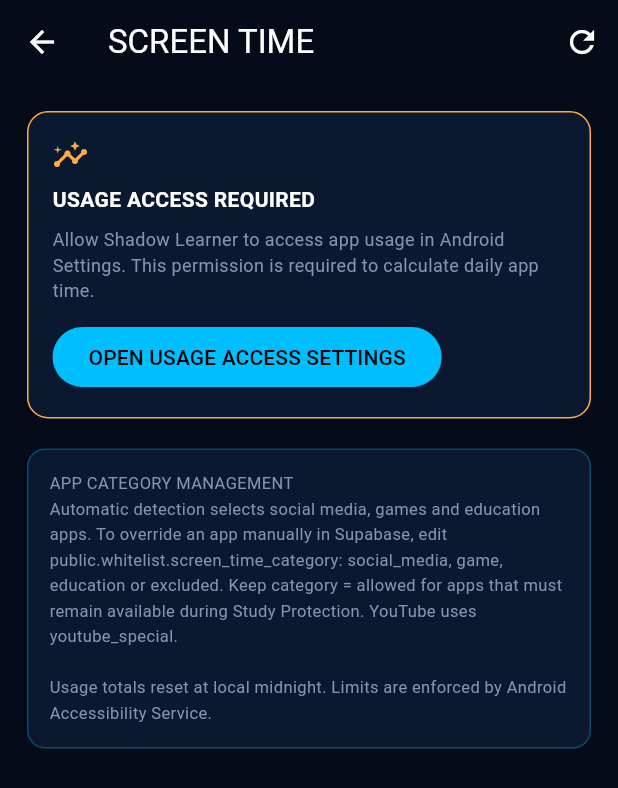
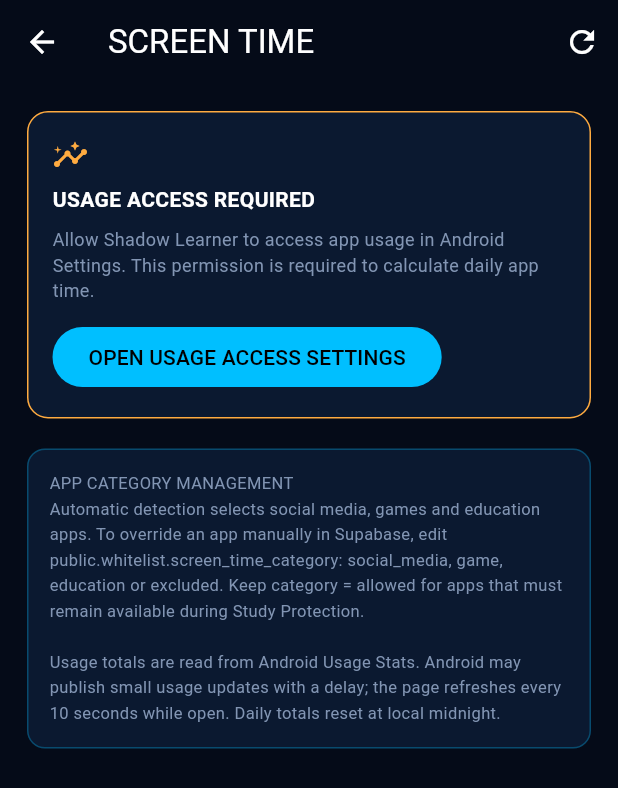
Before and after one commit to Oliur292007/SOLO-SYSTEM, a Flutter app: the ScreenTimePage screen opened directly with empty values, after a tap on the "refresh" icon, on a phone screen of 412 x 824 dp. Shown: the top 788 px of the screen. Run offline on Flutter 3.47's test engine with Material 3 defaults, Android fonts, the phone set to English and light mode, and no system bars; our stand-ins replace flutter_local_notifications, package_info_plus, shared_preferences, supabase_flutter, timezone; accounts and stored records are empty; network calls fail.

Commit message:
Improve Screen Time refresh and Usage Access onboarding (#5)
* Improve Screen Time live refresh and usage access prompt

* ci: include Screen Time page in PR validation

```diff
--- a/lib/screen_time_page.dart
+++ b/lib/screen_time_page.dart
@@ -1,3 +1,5 @@
+import 'dart:async';
+
 import 'package:flutter/material.dart';
 import 'package:flutter/services.dart';
 
@@ -21,33 +23,49 @@ class _ScreenTimePageState extends State<ScreenTimePage>
   Map<String, dynamic> _summary = {};
   bool _loading = true;
   bool _hasAccessibility = false;
+  bool _usagePromptShown = false;
   String? _error;
+  Timer? _refreshTimer;
 
   @override
   void initState() {
     super.initState();
     WidgetsBinding.instance.addObserver(this);
     _refresh();
+    // Refresh the displayed Android usage totals while this page is visible.
+    // This reads local UsageStats only; it does not repeatedly call Supabase.
+    _refreshTimer = Timer.periodic(
+      const Duration(seconds: 10),
+      (_) => _refresh(showLoading: false, syncConfig: false),
+    );
   }
 
   @override
   void didChangeAppLifecycleState(AppLifecycleState state) {
-    if (state == AppLifecycleState.resumed) _refresh();
+    if (state == AppLifecycleState.resumed) {
+      _refresh(showLoading: false, syncConfig: false);
+    }
   }
 
   @override
   void dispose() {
+    _refreshTimer?.cancel();
     WidgetsBinding.instance.removeObserver(this);
     super.dispose();
   }
 
-  Future<void> _refresh() async {
-    if (mounted) setState(() {
-      _loading = true;
-      _error = null;
-    });
+  Future<void> _refresh({
+    bool showLoading = true,
+    bool syncConfig = true,
+  }) async {
+    if (showLoading && mounted) {
+      setState(() {
+        _loading = true;
+        _error = null;
+      });
+    }
     try {
-      await widget.supabaseService.forceSync();
+      if (syncConfig) await widget.supabaseService.forceSync();
       final result = await _screenTimeChannel.invokeMapMethod<String, dynamic>(
         'getDailyUsage',
       );
@@ -60,7 +78,14 @@ class _ScreenTimePageState extends State<ScreenTimePage>
         _summary = result ?? {};
         _hasAccessibility = accessibility;
         _loading = false;
+        _error = null;
       });
+      if (result?['hasUsageAccess'] != true && !_usagePromptShown) {
+        _usagePromptShown = true;
+        WidgetsBinding.instance.addPostFrameCallback((_) {
+          if (mounted) _showUsageAccessPrompt();
+        });
+      }
     } on PlatformException catch (error) {
       if (!mounted) return;
       setState(() {
@@ -74,6 +99,40 @@ class _ScreenTimePageState extends State<ScreenTimePage>
         _loading = false;
       });
     }
+  }
+
+  Future<void> _showUsageAccessPrompt() async {
+    if (!mounted || _summary['hasUsageAccess'] == true) return;
+    final colors = SystemColors.of(context);
+    final openSettings = await showDialog<bool>(
+      context: context,
+      barrierDismissible: true,
+      builder: (dialogContext) => AlertDialog(
+        backgroundColor: colors.panel,
+        icon: Icon(Icons.insights_outlined, color: colors.cyan, size: 34),
+        title: Text(
+          'Enable App Usage Access',
+          style: TextStyle(color: colors.text, fontWeight: FontWeight.bold),
+        ),
+        content: Text(
+          'SOLO SYSTEM needs Usage Access to read daily app usage, update '
+          'Screen Time totals, and enforce your Social Media and Games limits. '
+          'Your usage data is read on this device.',
+          style: TextStyle(color: colors.muted, height: 1.45),
+        ),
+        actions: [
+          TextButton(
+            onPressed: () => Navigator.of(dialogContext).pop(false),
+            child: Text('LATER', style: TextStyle(color: colors.muted)),
+          ),
+          FilledButton(
+            onPressed: () => Navigator.of(dialogContext).pop(true),
+            child: const Text('GRANT ACCESS'),
+          ),
+        ],
+      ),
+    );
+    if (openSettings == true) await _openUsageAccess();
   }
 
   Future<void> _openAccessibilitySettings() async {
@@ -187,7 +246,7 @@ class _ScreenTimePageState extends State<ScreenTimePage>
         title: const Text('SCREEN TIME'),
         actions: [
           IconButton(
-            onPressed: _loading ? null : _refresh,
+            onPressed: _loading ? null : () => _refresh(),
             icon: const Icon(Icons.refresh),
             tooltip: 'Refresh usage',
           ),
@@ -267,6 +326,11 @@ class _ScreenTimePageState extends State<ScreenTimePage>
                           color: colors.cyan,
                           fontWeight: FontWeight.bold,
                           letterSpacing: 1.2)),
+                  const SizedBox(height: 4),
+                  Text(
+                    'Usage refreshes automatically • Daily reset at 12:00 AM',
+                    style: TextStyle(color: colors.muted, fontSize: 10),
+                  ),
                   const SizedBox(height: 12),
                   _usageCard(
                     colors: colors,
@@ -338,8 +402,9 @@ class _ScreenTimePageState extends State<ScreenTimePage>
                     'Automatic detection selects social media, games and education apps. '
                     'To override an app manually in Supabase, edit public.whitelist.screen_time_category: '
                     'social_media, game, education or excluded. Keep category = allowed for apps '
-                    'that must remain available during Study Protection. YouTube uses youtube_special.\n\n'
-                    'Usage totals reset at local midnight. Limits are enforced by Android Accessibility Service.',
+                    'that must remain available during Study Protection.\n\n'
+                    'Usage totals are read from Android Usage Stats. Android may publish small usage updates with a delay; '
+                    'the page refreshes every 10 seconds while open. Daily totals reset at local midnight.',
                     style: TextStyle(color: colors.muted, fontSize: 11, height: 1.5),
                   ),
                 ),
```
Also changed, not shown: 1 other file.
